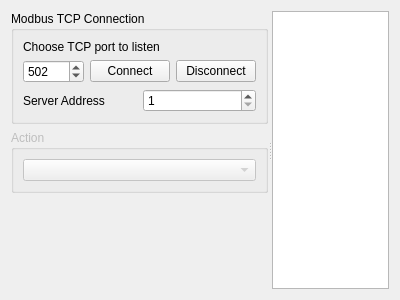
Before: the Qt Designer form PLDesk/modbustcpclient.ui in khomchenkovaa/PortListener, drawn with Qt 5.
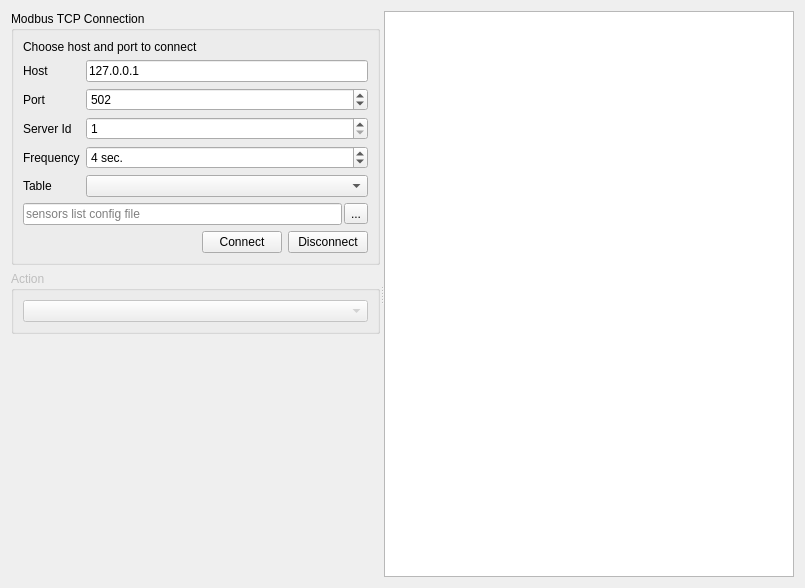
After: the same form once the commit is applied.

Commit message: [ADD] Modbus TCP Client connect-disconnect

Patch:
```diff
--- a/PLDesk/modbustcpclient.ui
+++ b/PLDesk/modbustcpclient.ui
@@ -8,49 +8,141 @@
    <rect>
     <x>0</x>
     <y>0</y>
-    <width>400</width>
-    <height>300</height>
+    <width>805</width>
+    <height>588</height>
    </rect>
   </property>
   <property name="windowTitle">
    <string>Modbus Tcp Client</string>
   </property>
-  <layout class="QVBoxLayout" name="verticalLayout_5">
+  <layout class="QVBoxLayout" name="verticalLayout_2">
    <item>
     <widget class="QSplitter" name="splitter">
      <property name="orientation">
       <enum>Qt::Horizontal</enum>
      </property>
      <widget class="QWidget" name="layoutWidget">
-      <layout class="QVBoxLayout" name="verticalLayout_2">
+      <layout class="QVBoxLayout" name="verticalLayout">
        <item>
         <widget class="QGroupBox" name="boxConnection">
          <property name="title">
           <string>Modbus TCP Connection</string>
          </property>
-         <layout class="QVBoxLayout" name="verticalLayout">
-          <item>
+         <layout class="QFormLayout" name="formLayout">
+          <item row="0" column="0" colspan="2">
            <widget class="QLabel" name="lblConnection">
             <property name="text">
-             <string>Choose TCP port to listen</string>
+             <string>Choose host and port to connect</string>
             </property>
            </widget>
           </item>
-          <item>
+          <item row="1" column="0">
+           <widget class="QLabel" name="lblHost">
+            <property name="text">
+             <string>Host</string>
+            </property>
+           </widget>
+          </item>
+          <item row="1" column="1">
+           <widget class="QLineEdit" name="editHost">
+            <property name="text">
+             <string>127.0.0.1</string>
+            </property>
+           </widget>
+          </item>
+          <item row="2" column="0">
+           <widget class="QLabel" name="lblPort">
+            <property name="text">
+             <string>Port</string>
+            </property>
+           </widget>
+          </item>
+          <item row="2" column="1">
+           <widget class="QSpinBox" name="spinPort">
+            <property name="minimum">
+             <number>1</number>
+            </property>
+            <property name="maximum">
+             <number>64000</number>
+            </property>
+            <property name="value">
+             <number>502</number>
+            </property>
+           </widget>
+          </item>
+          <item row="3" column="0">
+           <widget class="QLabel" name="lblServerId">
+            <property name="text">
+             <string>Server Id</string>
+            </property>
+           </widget>
+          </item>
+          <item row="3" column="1">
+           <widget class="QSpinBox" name="spinServerId">
+            <property name="minimum">
+             <number>1</number>
+            </property>
+            <property name="maximum">
+             <number>16</number>
+            </property>
+           </widget>
+          </item>
+          <item row="4" column="0">
+           <widget class="QLabel" name="lblFrequency">
+            <property name="text">
+             <string>Frequency</string>
+            </property>
+           </widget>
+          </item>
+          <item row="4" column="1">
+           <widget class="QSpinBox" name="spinFrequency">
+            <property name="suffix">
+             <string> sec.</string>
+            </property>
+            <property name="minimum">
+             <number>1</number>
+            </property>
+            <property name="maximum">
+             <number>60</number>
+            </property>
+            <property name="value">
+             <number>4</number>
+            </property>
+           </widget>
+          </item>
+          <item row="5" column="0">
+           <widget class="QLabel" name="lblTable">
+            <property name="text">
+             <string>Table</string>
+            </property>
+           </widget>
+          </item>
+          <item row="5" column="1">
+           <widget class="QComboBox" name="cmbTable"/>
+          </item>
+          <item row="6" column="0" colspan="2">
+           <layout class="QHBoxLayout" name="horizontalLayout_2">
+            <property name="spacing">
+             <number>2</number>
+            </property>
+            <item>
+             <widget class="QLineEdit" name="editConfig">
+              <property name="placeholderText">
+               <string>sensors list config file</string>
+              </property>
+             </widget>
+            </item>
+            <item>
+             <widget class="QToolButton" name="btnConfig">
+              <property name="text">
+               <string>...</string>
+              </property>
+             </widget>
+            </item>
+           </layout>
+          </item>
+          <item row="7" column="0" colspan="2">
            <layout class="QHBoxLayout" name="horizontalLayout">
-            <item>
-             <widget class="QSpinBox" name="spinPort">
-              <property name="minimum">
-               <number>1</number>
-              </property>
-              <property name="maximum">
-               <number>64000</number>
-              </property>
-              <property name="value">
-               <number>502</number>
-              </property>
-             </widget>
-            </item>
             <item>
              <spacer name="horizontalSpacer">
               <property name="orientation">
@@ -80,24 +172,6 @@
             </item>
            </layout>
           </item>
-          <item>
-           <layout class="QHBoxLayout" name="horizontalLayout_2">
-            <item>
-             <widget class="QLabel" name="lblServerAddress">
-              <property name="text">
-               <string>Server Address</string>
-              </property>
-             </widget>
-            </item>
-            <item>
-             <widget class="QSpinBox" name="spinServerAddress">
-              <property name="minimum">
-               <number>1</number>
-              </property>
-             </widget>
-            </item>
-           </layout>
-          </item>
          </layout>
         </widget>
        </item>
```
Left out of the diff: 8 changed lines with no effect on the pictures. The commit also changes 1 other file.
